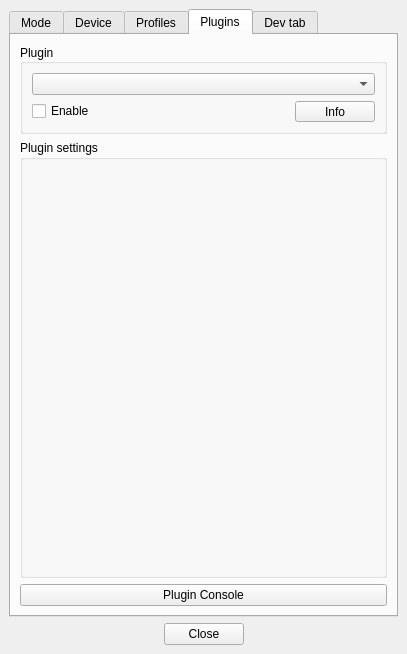
Above: Software/src/SettingsWindow.ui from Atarity/Lightpack before the change. Below: the same form after it.
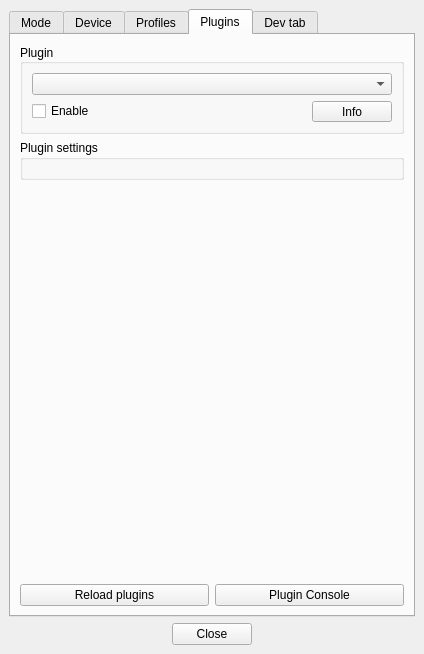
That is the form after the change. Icons and pictures are not drawn. Custom widgets are drawn as their Qt base class.

What changed in the file:
```diff
--- a/Software/src/SettingsWindow.ui
+++ b/Software/src/SettingsWindow.ui
@@ -7,7 +7,7 @@
    <rect>
     <x>0</x>
     <y>0</y>
-    <width>407</width>
+    <width>424</width>
     <height>654</height>
    </rect>
   </property>
@@ -1257,7 +1257,7 @@
        <attribute name="title">
         <string>Plugins</string>
        </attribute>
-       <layout class="QVBoxLayout" name="verticalLayout_11">
+       <layout class="QVBoxLayout" name="verticalLayout_14">
         <item>
          <widget class="QGroupBox" name="groupBox_2">
           <property name="sizePolicy">
@@ -1287,7 +1287,7 @@
           <property name="flat">
            <bool>false</bool>
           </property>
-          <layout class="QVBoxLayout" name="verticalLayout_14">
+          <layout class="QVBoxLayout" name="verticalLayout_11">
            <item>
             <widget class="QComboBox" name="cbPlugins">
              <property name="sizePolicy">
@@ -1336,17 +1336,47 @@
         </item>
         <item>
          <widget class="QGroupBox" name="gbSettingBox">
+          <property name="minimumSize">
+           <size>
+            <width>0</width>
+            <height>40</height>
+           </size>
+          </property>
           <property name="title">
            <string>Plugin settings</string>
           </property>
          </widget>
         </item>
         <item>
-         <widget class="QPushButton" name="pushButton_ConsolePlugin">
-          <property name="text">
-           <string>Plugin Console</string>
+         <spacer name="verticalSpacer_8">
+          <property name="orientation">
+           <enum>Qt::Vertical</enum>
           </property>
-         </widget>
+          <property name="sizeHint" stdset="0">
+           <size>
+            <width>20</width>
+            <height>40</height>
+           </size>
+          </property>
+         </spacer>
+        </item>
+        <item>
+         <layout class="QHBoxLayout" name="horizontalLayout_9">
+          <item>
+           <widget class="QPushButton" name="pushButton">
+            <property name="text">
+             <string>Reload plugins</string>
+            </property>
+           </widget>
+          </item>
+          <item>
+           <widget class="QPushButton" name="pushButton_ConsolePlugin">
+            <property name="text">
+             <string>Plugin Console</string>
+            </property>
+           </widget>
+          </item>
+         </layout>
         </item>
        </layout>
       </widget>
```
Left out of the diff: 2 changed lines with no effect on the pictures.
